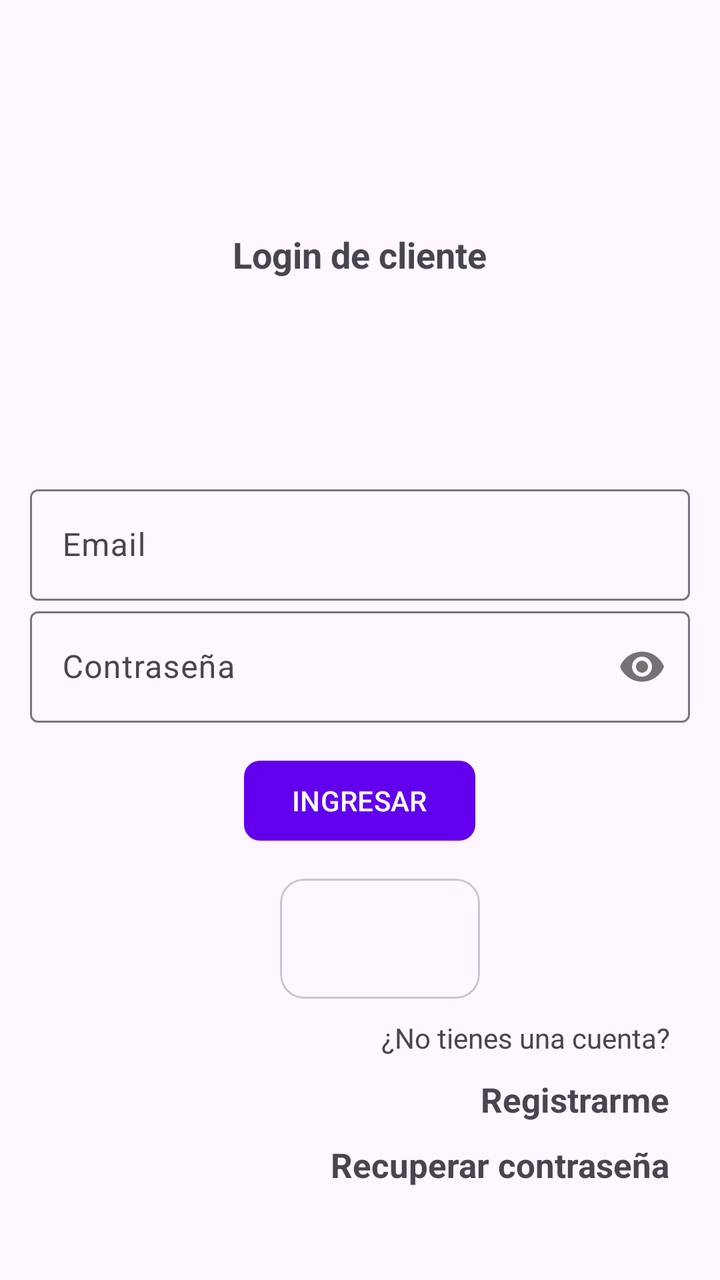
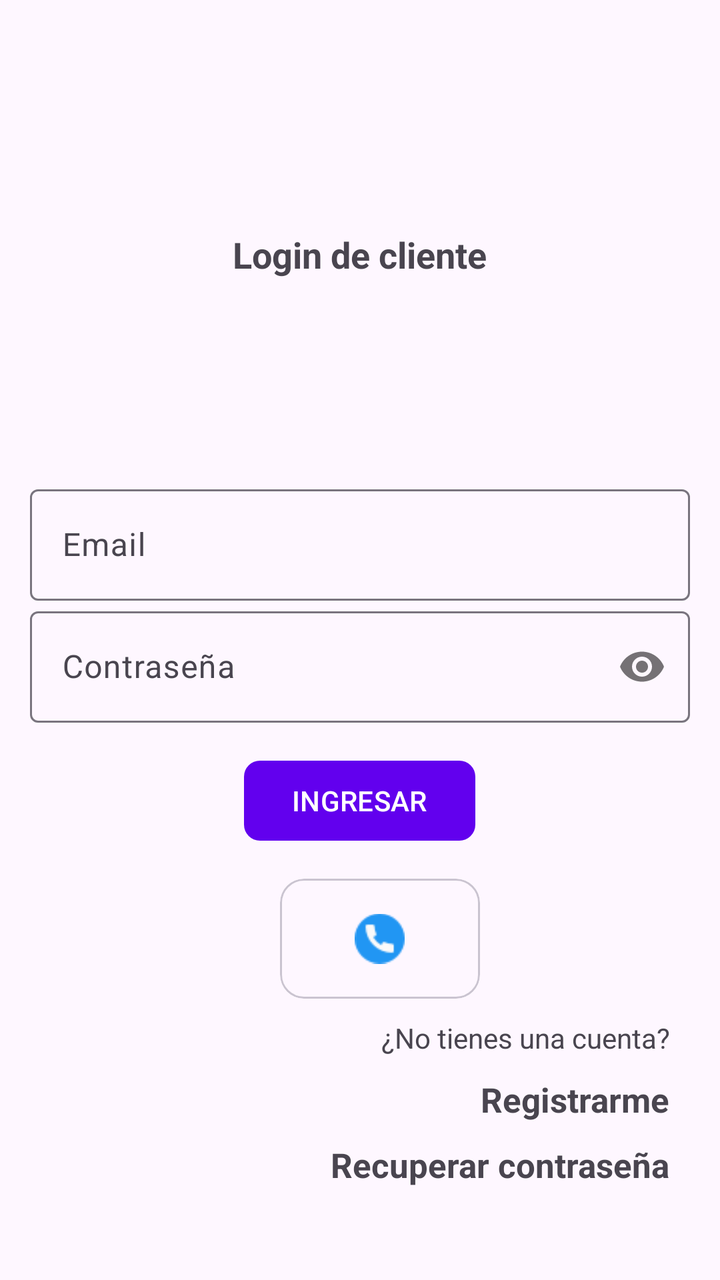

The first picture is an Android layout as it rendered before a commit; the second is the same layout after the commit. The layout source and the unified diff follow.
<!-- AndroidManifest.xml: application theme Theme.Rincon_crochetitov2 -->
<!-- res/layout/activity_login_cliente.xml -->
<?xml version="1.0" encoding="utf-8"?>
<RelativeLayout
    xmlns:android="http://schemas.android.com/apk/res/android"
    xmlns:app="http://schemas.android.com/apk/res-auto"
    xmlns:tools="http://schemas.android.com/tools"
    android:id="@+id/main"
    android:layout_width="match_parent"
    android:layout_height="match_parent"
    android:paddingTop="100dp"
    tools:context=".Cliente.LoginClienteActivity">

    <androidx.appcompat.widget.LinearLayoutCompat
        android:layout_width="match_parent"
        android:layout_height="wrap_content"
        android:orientation="vertical"
        android:padding="15dp">

        <TextView
            android:text="@string/txtLoginC"
            android:layout_gravity="center"
            android:textSize="18sp"
            android:textStyle="bold"
            android:layout_width="wrap_content"
            android:layout_height="wrap_content"/>

        <androidx.appcompat.widget.AppCompatImageView
            android:layout_width="80dp"
            android:layout_height="80dp"
            android:layout_gravity="center"
            android:layout_marginTop="10dp"
            android:layout_marginBottom="10dp"/>

        
        <com.google.android.material.textfield.TextInputLayout
            android:layout_width="match_parent"
            android:layout_height="wrap_content">

            <EditText
                android:id="@+id/etEmail"
                android:hint="@string/etEmail"
                android:inputType="textEmailAddress"
                android:drawablePadding="5dp"
                android:layout_width="match_parent"
                android:layout_height="wrap_content"/>

        </com.google.android.material.textfield.TextInputLayout>

        
        <com.google.android.material.textfield.TextInputLayout
            android:layout_width="match_parent"
            android:layout_height="wrap_content"
            app:passwordToggleEnabled="true">

            <EditText
                android:id="@+id/etPassword"
                android:hint="@string/etPassword"
                android:inputType="textPassword"
                android:drawablePadding="5dp"
                android:layout_width="match_parent"
                android:layout_height="wrap_content"/>

        </com.google.android.material.textfield.TextInputLayout>

        
        <com.google.android.material.button.MaterialButton
            android:id="@+id/btnLoginC"
            android:text="@string/btnLoginC"
            android:textAllCaps="true"
            android:layout_gravity="center"
            android:layout_marginTop="15dp"
            app:cornerRadius="8dp"
            android:layout_width="wrap_content"
            android:layout_height="wrap_content"/>

        
        <androidx.appcompat.widget.LinearLayoutCompat
            android:layout_width="match_parent"
            android:layout_height="wrap_content"
            android:orientation="horizontal"
            android:layout_marginTop="15dp"
            android:gravity="center">

            <com.google.android.material.card.MaterialCardView
                android:layout_width="100dp"
                android:layout_height="60dp"
                android:layout_marginStart="20dp">

                <androidx.appcompat.widget.AppCompatImageView
                    android:id="@+id/btnLoginTel"
                    android:layout_width="25dp"
                    android:layout_height="30dp"
                    android:layout_gravity="center"
                    android:contentDescription="Iniciar sesión con teléfono"/>

            </com.google.android.material.card.MaterialCardView>

        </androidx.appcompat.widget.LinearLayoutCompat>

        
        <TextView
            android:text="@string/txtNoCuenta"
            android:layout_gravity="end"
            android:layout_marginEnd="10dp"
            android:layout_marginTop="10dp"
            android:layout_width="wrap_content"
            android:layout_height="wrap_content"/>

        
        <TextView
            android:id="@+id/tvRegistrarC"
            android:text="@string/tvRegistrarC"
            android:layout_gravity="end"
            android:layout_marginEnd="10dp"
            android:layout_marginTop="10dp"
            android:textSize="17sp"
            android:textStyle="bold"
            android:layout_width="wrap_content"
            android:layout_height="wrap_content"/>

        
        <TextView
            android:id="@+id/tvRecuperarPass"
            android:text="@string/tvRecuperarPass"
            android:layout_gravity="end"
            android:layout_marginTop="10dp"
            android:layout_marginEnd="10dp"
            android:textSize="17sp"
            android:textStyle="bold"
            android:layout_width="wrap_content"
            android:layout_height="wrap_content"/>

    </androidx.appcompat.widget.LinearLayoutCompat>

</RelativeLayout>
<!-- resources referenced by this layout -->
<resources>
  <string name="btnLoginC">Ingresar</string>
  <string name="etEmail">Email</string>
  <string name="etPassword">Contraseña</string>
  <string name="tvRecuperarPass">Recuperar contraseña</string>
  <string name="tvRegistrarC">Registrarme</string>
  <string name="txtLoginC">Login de cliente</string>
  <string name="txtNoCuenta">¿No tienes una cuenta?</string>
  <style name="Theme.Rincon_crochetitov2" parent="Theme.Material3.DayNight.NoActionBar">
          
          <item name="colorPrimary">@color/purple_500</item>
          <item name="colorPrimaryVariant">@color/purple_700</item>
          <item name="colorOnPrimary">@color/white</item>
          
          <item name="colorSecondary">@color/teal_200</item>
          <item name="colorSecondaryVariant">@color/teal_700</item>
          <item name="colorOnSecondary">@color/black</item>
          
          <item name="android:statusBarColor">?attr/colorPrimaryVariant</item>
          
      </style>
  <color name="purple_500">#FF6200EE</color>
  <color name="purple_700">#FF3700B3</color>
  <color name="white">#FFFFFFFF</color>
  <color name="teal_200">#FF03DAC5</color>
  <color name="teal_700">#FF018786</color>
  <color name="black">#FF000000</color>
</resources>

<!-- the commit's change to res/layout/activity_login_cliente.xml (unified diff, before → after) -->
@@ -90,6 +90,7 @@
                     android:layout_width="25dp"
                     android:layout_height="30dp"
                     android:layout_gravity="center"
+                    android:src="@drawable/ic_tel_login"
                     android:contentDescription="Iniciar sesión con teléfono"/>
 
             </com.google.android.material.card.MaterialCardView>
<!-- resource entries referenced after the edit -->
@@ -1,5 +1,6 @@
 <!-- resources referenced by this layout -->
 <resources>
+  <!-- drawable ic_tel_login: png bitmap (drawable, 1036 bytes) -->
   <string name="btnLoginC">Ingresar</string>
   <string name="etEmail">Email</string>
   <string name="etPassword">Contraseña</string>
@@ -20,11 +21,7 @@
           <item name="android:statusBarColor">?attr/colorPrimaryVariant</item>
           
       </style>
-  <color name="purple_500">#FF6200EE</color>
-  <color name="purple_700">#FF3700B3</color>
   <color name="white">#FFFFFFFF</color>
-  <color name="teal_200">#FF03DAC5</color>
-  <color name="teal_700">#FF018786</color>
   <color name="black">#FF000000</color>
 </resources>
 
